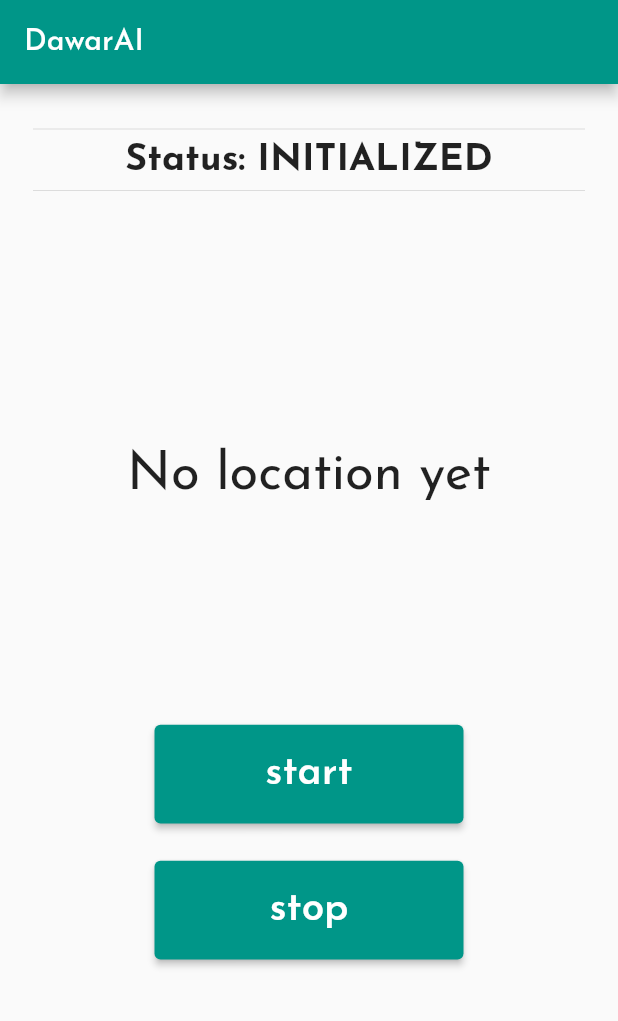
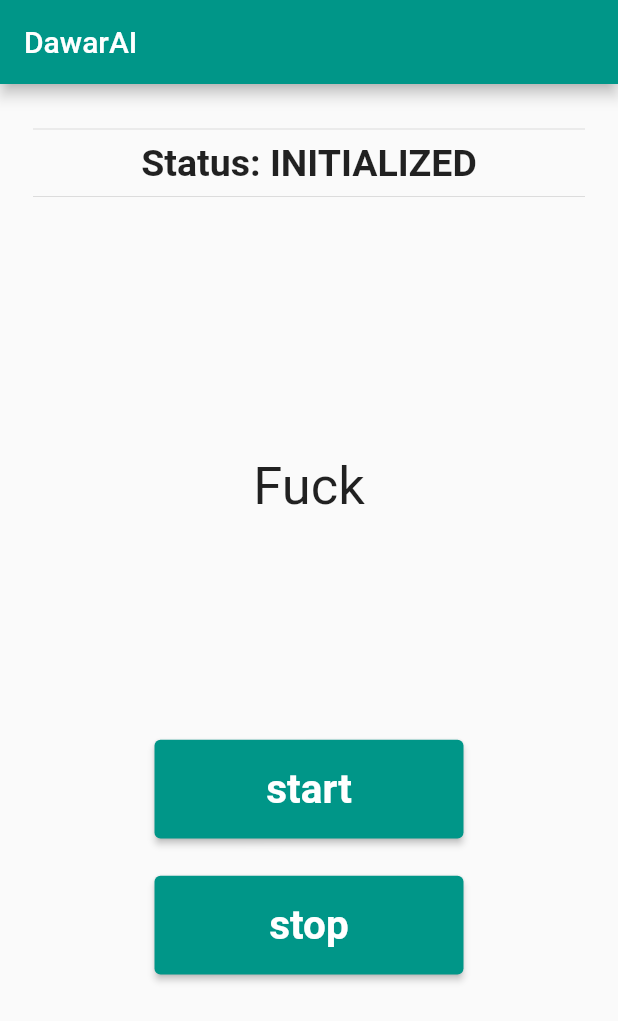
Before and after one commit to Yami13K/DawarAI, a Flutter app: the create_account screen opened directly, after a tap on "Register", on a phone screen of 412 x 824 dp. Shown: the top 1021 px of the screen. Run offline on Flutter 3.47's test engine with Material 2 defaults, Android fonts, the phone set to English and light mode, and no system bars; our stand-ins replace font_awesome_flutter, google_fonts, permission_handler, pin_code_text_field; missing offline and left inert: carp_background_location, mobility_features.

Commit message:
google fonts removed for integrty

```diff
--- a/lib/Screens/live_location.dart
+++ b/lib/Screens/live_location.dart
@@ -1,7 +1,6 @@
 import 'dart:async';
 import 'dart:ui';
 import 'package:flutter/material.dart';
-import 'package:google_fonts/google_fonts.dart';
 import 'package:permission_handler/permission_handler.dart';
 import 'package:carp_background_location/carp_background_location.dart';
 import 'package:dawar_smart/Widgets/dto.dart';
@@ -110,9 +109,7 @@ class _live_locationState extends State<live_location>
     final widget = dtoWidget;
     return MaterialApp(
       theme: ThemeData(
-        textTheme:
-            GoogleFonts.josefinSansTextTheme(Theme.of(context).textTheme),
-        primarySwatch: Colors.teal,
+      primarySwatch: Colors.teal,
       ),
       debugShowCheckedModeBanner: false,
       home: Scaffold(
--- a/lib/Widgets/dto.dart
+++ b/lib/Widgets/dto.dart
@@ -10,7 +10,7 @@ Widget dtoWidget(LocationDto? dto) {
   if (dto == null) {
     print('gg');
     return const Text(
-      "No location yet",
+      "Fuck",
       style: TextStyle(fontSize: 35),
     );
   } else {
--- a/lib/main.dart
+++ b/lib/main.dart
@@ -26,7 +26,7 @@ class MyApp extends StatelessWidget {
         visualDensity: VisualDensity.adaptivePlatformDensity,
       ),
       debugShowCheckedModeBanner: false,
-      home: number_in(),
+      home: splash(),
     );
   }
 }
```
